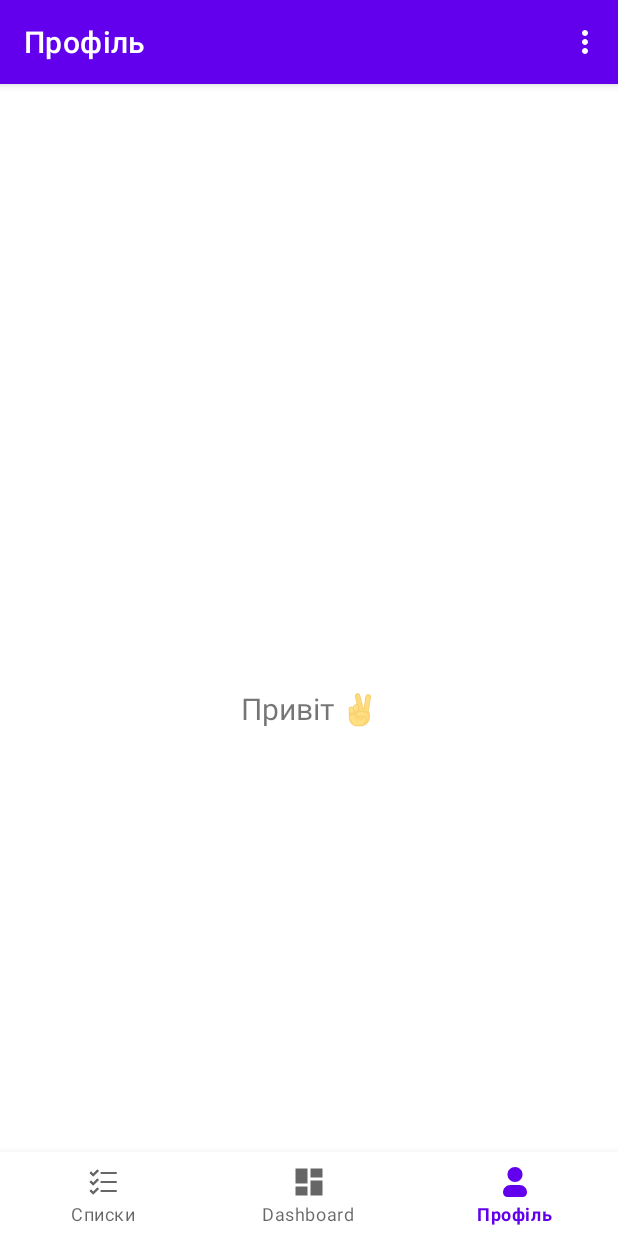
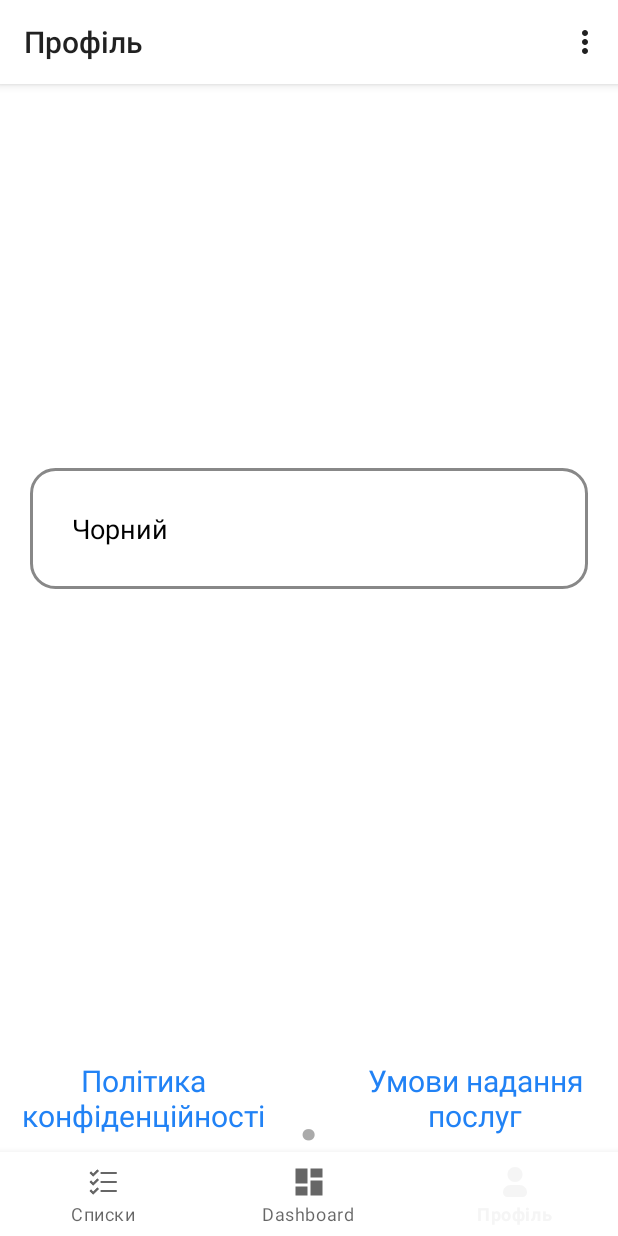
Before and after one commit to ka4ivan/smart-shop, an Android app: the NotificationsFragment screen opened through its navigation route, on a phone screen of 412 x 824 dp. Run offline under Robolectric (Android 15) with nearby library versions, the phone set to English and light mode, and no system bars; our stand-ins replace navigation-ui.

Commit message:
add button and text

```diff
--- a/app/src/main/java/com/example/smartshop/MainActivity.kt
+++ b/app/src/main/java/com/example/smartshop/MainActivity.kt
@@ -1,6 +1,7 @@
 package com.example.smartshop
 
 import android.os.Bundle
+import android.content.Context
 import android.view.Menu
 import android.view.MenuItem
 import com.google.android.material.bottomnavigation.BottomNavigationView
@@ -15,8 +16,36 @@ class MainActivity : AppCompatActivity() {
 
     private lateinit var binding: ActivityMainBinding
 
+    private var isDarkTheme = false
+
+    private fun toggleTheme() {
+        if (isDarkTheme) {
+            setTheme(R.style.AppTheme_Light) // Світла тема
+        } else {
+            setTheme(R.style.AppTheme_Dark) // Темна тема
+        }
+        recreate() // Перезавантажте активність для застосування нової теми
+        isDarkTheme = !isDarkTheme // Перемикаємо прапорець теми
+    }
+
     override fun onCreate(savedInstanceState: Bundle?) {
+        // Отримати збережену тему
+        val sharedPref = getSharedPreferences("AppPreferences", Context.MODE_PRIVATE)
+        val currentTheme = sharedPref.getString("theme", "Білий") // "Білий" за замовчуванням
+
+        // Встановіть тему перед викликом super.onCreate()
+        setTheme(if (currentTheme == "Чорний") R.style.AppTheme_Dark else R.style.AppTheme_Light)
+
         super.onCreate(savedInstanceState)
+        //binding = ActivityMainBinding.inflate(layoutInflater)
+        //setContentView(binding.root)
+
+        // Установка теми при старті програми
+        if (isDarkTheme) {
+            setTheme(R.style.AppTheme_Dark)
+        } else {
+            setTheme(R.style.AppTheme_Light)
+        }
 
         binding = ActivityMainBinding.inflate(layoutInflater)
         setContentView(binding.root)
@@ -24,8 +53,6 @@ class MainActivity : AppCompatActivity() {
         val navView: BottomNavigationView = binding.navView
 
         val navController = findNavController(R.id.nav_host_fragment_activity_main)
-        // Passing each menu ID as a set of Ids because each
-        // menu should be considered as top level destinations.
         val appBarConfiguration = AppBarConfiguration(
             setOf(
                 R.id.navigation_home, R.id.navigation_dashboard, R.id.navigation_notifications
@@ -36,12 +63,16 @@ class MainActivity : AppCompatActivity() {
     }
 
     override fun onCreateOptionsMenu(menu: Menu): Boolean {
-        menuInflater.inflate(R.menu.overflow_menu, menu)
+        menuInflater.inflate(R.menu.overflow_menu, menu) // Переконайтеся, що шлях правильний
         return true
     }
 
     override fun onOptionsItemSelected(item: MenuItem): Boolean {
         return when (item.itemId) {
+            R.id.action_toggle_theme -> { // Перемикання теми
+                toggleTheme()
+                true
+            }
             R.id.action_trash -> {
                 // Код для обробки натискання на "Смітник"
                 true
@@ -49,5 +80,4 @@ class MainActivity : AppCompatActivity() {
             else -> super.onOptionsItemSelected(item)
         }
     }
-
 }
--- a/app/src/main/java/com/example/smartshop/ui/notifications/NotificationsFragment.kt
+++ b/app/src/main/java/com/example/smartshop/ui/notifications/NotificationsFragment.kt
@@ -4,39 +4,48 @@ import android.os.Bundle
 import android.view.LayoutInflater
 import android.view.View
 import android.view.ViewGroup
-import android.widget.TextView
+import android.widget.AdapterView
+import android.widget.ArrayAdapter
+import android.widget.Spinner
 import androidx.fragment.app.Fragment
-import androidx.lifecycle.ViewModelProvider
-import com.example.smartshop.databinding.FragmentNotificationsBinding
+import com.example.smartshop.R
+import androidx.appcompat.app.AppCompatDelegate
 
 class NotificationsFragment : Fragment() {
 
-    private var _binding: FragmentNotificationsBinding? = null
-
-    // This property is only valid between onCreateView and
-    // onDestroyView.
-    private val binding get() = _binding!!
+    private lateinit var themeSelector: Spinner
+    private lateinit var rootView: View
 
     override fun onCreateView(
-        inflater: LayoutInflater,
-        container: ViewGroup?,
+        inflater: LayoutInflater, container: ViewGroup?,
         savedInstanceState: Bundle?
-    ): View {
-        val notificationsViewModel =
-            ViewModelProvider(this).get(NotificationsViewModel::class.java)
+    ): View? {
+        rootView = inflater.inflate(R.layout.fragment_notifications, container, false)
 
-        _binding = FragmentNotificationsBinding.inflate(inflater, container, false)
-        val root: View = binding.root
+        themeSelector = rootView.findViewById(R.id.theme_selector)
 
-        val textView: TextView = binding.textNotifications
-        notificationsViewModel.text.observe(viewLifecycleOwner) {
-            textView.text = it
+        // Створюємо адаптер для Spinner
+        val themeOptions = arrayOf("Чорний", "Білий")
+        val adapter = ArrayAdapter(requireContext(), R.layout.spinner_item, themeOptions) // Використання кастомного layout
+        adapter.setDropDownViewResource(android.R.layout.simple_spinner_dropdown_item) // Фон для випадаючого меню
+        themeSelector.adapter = adapter
+
+        // Обробник вибору теми
+        themeSelector.onItemSelectedListener = object : AdapterView.OnItemSelectedListener {
+            override fun onItemSelected(parent: AdapterView<*>?, view: View?, position: Int, id: Long) {
+                when (position) {
+                    0 -> applyTheme(AppCompatDelegate.MODE_NIGHT_YES) // Чорний
+                    1 -> applyTheme(AppCompatDelegate.MODE_NIGHT_NO) // Білий
+                }
+            }
+
+            override fun onNothingSelected(parent: AdapterView<*>?) {}
         }
-        return root
+
+        return rootView
     }
 
-    override fun onDestroyView() {
-        super.onDestroyView()
-        _binding = null
+    private fun applyTheme(themeMode: Int) {
+        AppCompatDelegate.setDefaultNightMode(themeMode)
     }
 }
--- /dev/null
+++ b/app/src/main/res/drawable/spinner_background.xml
@@ -0,0 +1,12 @@
+<?xml version="1.0" encoding="utf-8"?>
+<shape xmlns:android="http://schemas.android.com/apk/res/android"
+    android:shape="rectangle">
+
+    <corners android:radius="16dp" />
+
+    <solid android:color="@android:color/white"/>
+
+    <stroke
+        android:width="2dp"
+        android:color="#FF888888" />
+</shape>
--- /dev/null
+++ b/app/src/main/res/drawable/spinner_dropdown_background.xml
@@ -0,0 +1,8 @@
+<?xml version="1.0" encoding="utf-8"?>
+<shape xmlns:android="http://schemas.android.com/apk/res/android">
+    <solid android:color="#FFFFFF"/> <!-- Фон для випадаючого меню -->
+    <corners android:radius="8dp"/> <!-- Закруглення країв -->
+    <stroke
+        android:width="1dp"
+        android:color="#CCCCCC"/> <!-- Бордер -->
+</shape>
--- a/app/src/main/res/layout/fragment_notifications.xml
+++ b/app/src/main/res/layout/fragment_notifications.xml
@@ -6,17 +6,73 @@
     android:layout_height="match_parent"
     tools:context=".ui.notifications.NotificationsFragment">
 
+    <RelativeLayout
+        android:layout_width="match_parent"
+        android:layout_height="match_parent">
+
         <TextView
             android:id="@+id/text_notifications"
             android:layout_width="match_parent"
             android:layout_height="wrap_content"
             android:layout_marginStart="8dp"
-        android:layout_marginTop="8dp"
+            android:layout_marginTop="100dp"
             android:layout_marginEnd="8dp"
             android:textAlignment="center"
+            android:textSize="20sp" />
+
+        <Spinner
+            android:id="@+id/theme_selector"
+            android:layout_width="match_parent"
+            android:layout_height="wrap_content"
+            android:layout_marginStart="20dp"
+            android:layout_marginEnd="20dp"
+            android:layout_marginTop="200dp"
+            android:background="@drawable/spinner_background"
+            android:padding="12dp"
+            android:popupBackground="@drawable/spinner_dropdown_background" />
+
+        <!-- Додаємо LinearLayout для текстових елементів -->
+        <LinearLayout
+            android:layout_width="match_parent"
+            android:layout_height="wrap_content"
+            android:layout_marginBottom="50dp"
+            android:layout_alignParentBottom="true"
+            android:orientation="horizontal">
+
+            <TextView
+                android:id="@+id/privacy_policy"
+                android:layout_width="0dp"
+                android:layout_height="wrap_content"
+                android:layout_weight="1"
+                android:text="Політика конфіденційності"
+                android:textColor="@color/blue_main"
                 android:textSize="20sp"
-        app:layout_constraintBottom_toBottomOf="parent"
-        app:layout_constraintEnd_toEndOf="parent"
-        app:layout_constraintStart_toStartOf="parent"
-        app:layout_constraintTop_toTopOf="parent" />
+                android:clickable="true"
+                android:focusable="true"
+                android:gravity="center" />
+
+            <TextView
+                android:layout_width="wrap_content"
+                android:layout_height="wrap_content"
+                android:layout_marginStart="8dp"
+                android:layout_marginEnd="8dp"
+                android:text="."
+                android:textColor="@android:color/darker_gray"
+                android:textSize="50sp"
+                android:textStyle="bold"
+                android:layout_gravity="center_vertical" />
+
+            <TextView
+                android:id="@+id/terms_of_service"
+                android:layout_width="0dp"
+                android:layout_height="wrap_content"
+                android:layout_weight="1"
+                android:text="Умови надання послуг"
+                android:textColor="@color/blue_main"
+                android:textSize="20sp"
+                android:clickable="true"
+                android:focusable="true"
+                android:gravity="center" />
+        </LinearLayout>
+    </RelativeLayout>
 </androidx.constraintlayout.widget.ConstraintLayout>
--- /dev/null
+++ b/app/src/main/res/layout/spinner_item.xml
@@ -0,0 +1,9 @@
+<?xml version="1.0" encoding="utf-8"?>
+<TextView xmlns:android="http://schemas.android.com/apk/res/android"
+    android:id="@+id/spinner_item_text"
+    android:layout_width="match_parent"
+    android:layout_height="wrap_content"
+    android:padding="16dp"
+    android:textSize="18sp"
+    android:textColor="#000000"
+    android:background="?android:attr/selectableItemBackground" />
--- a/app/src/main/res/menu/overflow_menu.xml
+++ b/app/src/main/res/menu/overflow_menu.xml
@@ -7,4 +7,8 @@
         android:title="@string/trash"
         app:showAsAction="never" />
 
+    <item
+        android:id="@+id/action_toggle_theme"
+        android:title="Перемикати тему" />
+
 </menu>
--- a/app/src/main/res/values/strings.xml
+++ b/app/src/main/res/values/strings.xml
@@ -15,4 +15,8 @@
     <string name="lists_empty_title">Давайте сплануємо ваші покупки!</string>
     <string name="lists_empty_subtitle">Натисніть на плюс, щоб створити свій перший список</string>
 
+    <!--    Профіль     -->
+    <string name="black_theme">Чорний</string>
+    <string name="white_theme">Білий</string>
+
 </resources>
--- /dev/null
+++ b/app/src/main/res/values/styles.xml
@@ -0,0 +1,22 @@
+<?xml version="1.0" encoding="utf-8"?>
+<resources>
+    <style name="AppTheme" parent="Theme.AppCompat.Light.NoActionBar">
+        <item name="android:windowBackground">#FFFFFF</item>
+        <item name="android:textColor">#000000</item>
+    </style>
+
+    <style name="AppTheme.Dark" parent="Theme.AppCompat">
+        <item name="android:background">#000000</item>
+        <item name="android:textColor">#FFFFFF</item>
+    </style>
+
+    <style name="AppTheme.Light" parent="Theme.AppCompat.Light">
+        <item name="android:background">#FFFFFF</item>
+        <item name="android:textColor">#000000</item>
+    </style>
+
+    <style name="SpinnerStyle" parent="@style/Widget.AppCompat.Spinner">
+        <item name="android:background">@drawable/spinner_background</item>
+        <item name="android:padding">12dp</item>
+    </style>
+</resources>
```
Lines whose indentation alone changed are shown as unchanged.
